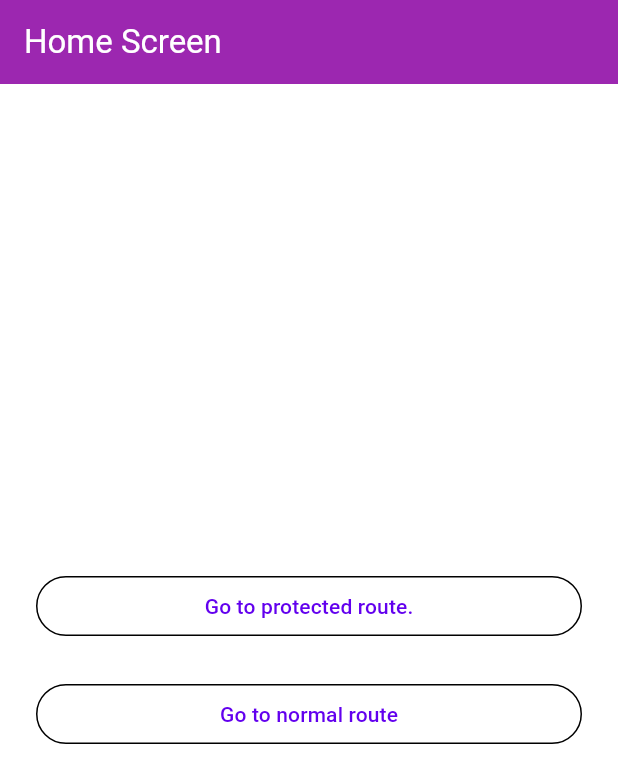
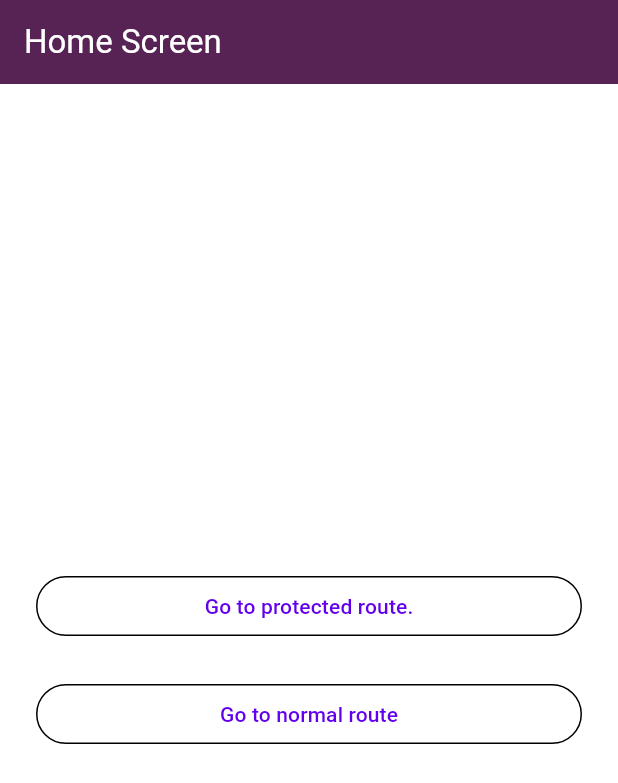
Before and after one commit to kwe92/Simply-Clean-Architecture-Project, a Flutter app: the screen it shows after launch, on a phone screen of 412 x 824 dp. Shown: the top 783 px of the screen. Run offline on Flutter 3.47's test engine with Material 2 defaults, Android fonts, the phone set to English and light mode, and no system bars; our stand-ins replace auto_route, shared_preferences.

Commit message:
update: working with theme

```diff
--- a/lib/main.dart
+++ b/lib/main.dart
@@ -20,6 +20,7 @@ class _RouteGuardsApp extends StatelessWidget {
             useMaterial3: true,
             colorScheme: const ColorScheme.light(
               brightness: Brightness.light,
+              secondary: Colors.red,
             ),
           ),
           routerConfig: _appRouter.config(),
--- a/lib/screens/models/login_screen_view_model.dart
+++ b/lib/screens/models/login_screen_view_model.dart
@@ -31,7 +31,7 @@ class LoginScreenViewModel extends ChangeNotifier {
 
 const SnackBar _snackBar = SnackBar(
   duration: Duration(
-    milliseconds: 600,
+    seconds: 3,
   ),
   content: Text(
     'Wrong username or password. Please Try again.',
--- a/lib/shared/base_screen/base_screen.dart
+++ b/lib/shared/base_screen/base_screen.dart
@@ -9,7 +9,7 @@ class BaseScreen extends StatelessWidget {
   Widget build(BuildContext context) => SafeArea(
         child: Scaffold(
           appBar: AppBar(
-              backgroundColor: Colors.purple,
+            backgroundColor: const Color.fromRGBO(86, 35, 84, 1),
             title: Text(
               title,
               style: const TextStyle(
@@ -17,6 +17,7 @@ class BaseScreen extends StatelessWidget {
               ),
             ),
           ),
-            body: child),
+          body: child,
+        ),
       );
 }
```
Also changed, not shown: 3 other files. Lines whose indentation alone changed are shown as unchanged.
